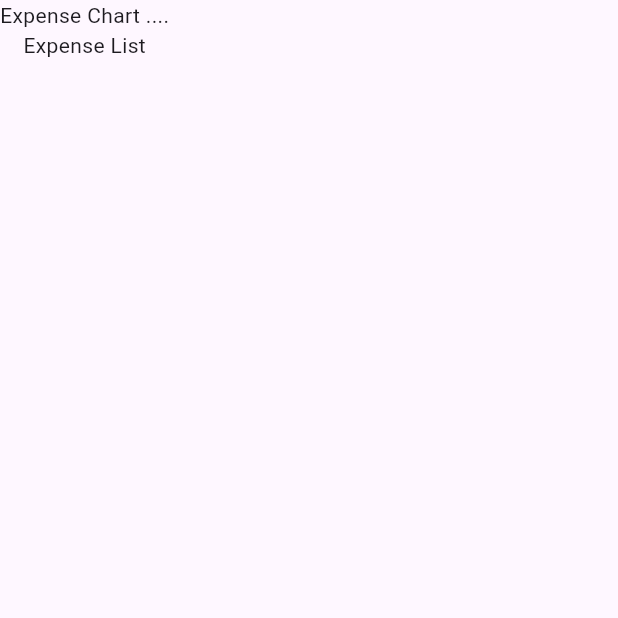
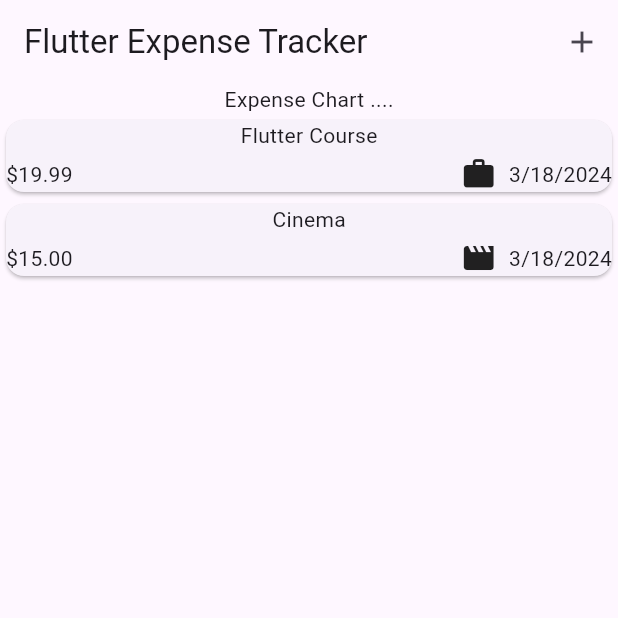
Before and after one commit to UtkarshMishra-git/expense-tracker-app, a Flutter app: the screen it shows after launch, on a phone screen of 412 x 824 dp, the top half of it. Run offline on Flutter 3.47's test engine with Material 3 defaults, Android fonts, the phone set to English and light mode, and no system bars.

```diff
--- a/lib/expenses.dart
+++ /dev/null
@@ -1,17 +0,0 @@
-import 'package:flutter/material.dart';
-
-class Expenses extends StatefulWidget {
-  const Expenses({super.key});
-  State<Expenses> createState() {
-    return _ExpensesState();
-  }
-}
-
-class _ExpensesState extends State<Expenses> {
-  Widget build(BuildContext context) {
-    return Scaffold(
-      body:
-          Column(children: [Text('Expense Chart ....'), Text('Expense List')]),
-    );
-  }
-}
--- a/lib/main.dart
+++ b/lib/main.dart
@@ -1,8 +1,9 @@
-import 'package:expense_tracker/expenses.dart';
+import 'package:expense_tracker/widgets/expenses.dart';
 import 'package:flutter/material.dart';
 
 void main() {
   runApp(MaterialApp(
+    theme: ThemeData(useMaterial3: true),
     home: Expenses(),
   ));
 }
--- /dev/null
+++ b/lib/models/expense.dart
@@ -0,0 +1,34 @@
+import 'package:flutter/material.dart';
+import 'package:intl/intl.dart';
+import 'package:uuid/uuid.dart';
+
+final formatter = DateFormat.yMd();
+final uuid = const Uuid();
+
+enum Category { food, travel, leisure, work }
+
+const categoryIcons = {
+  Category.food: Icons.lunch_dining,
+  Category.travel: Icons.flight_takeoff,
+  Category.leisure: Icons.movie,
+  Category.work: Icons.work
+};
+
+class Expense {
+  Expense(
+      {required this.title,
+      required this.amount,
+      required this.date,
+      required this.category})
+      : id = uuid.v4();
+
+  final String id;
+  final String title;
+  final double amount;
+  final DateTime date;
+  final Category category;
+
+  String get formattedDate {
+    return formatter.format(date);
+  }
+}
--- /dev/null
+++ b/lib/widgets/expenses.dart
@@ -0,0 +1,47 @@
+import 'package:expense_tracker/widgets/expenses_list/expenses_list.dart';
+import 'package:expense_tracker/models/expense.dart';
+import 'package:expense_tracker/widgets/new_expense.dart';
+import 'package:flutter/material.dart';
+
+class Expenses extends StatefulWidget {
+  const Expenses({super.key});
+  State<Expenses> createState() {
+    return _ExpensesState();
+  }
+}
+
+class _ExpensesState extends State<Expenses> {
+  final List<Expense> _registeredExpenses = [
+    Expense(
+        title: 'Flutter Course',
+        amount: 19.99,
+        date: DateTime.now(),
+        category: Category.work),
+    Expense(
+        title: 'Cinema',
+        amount: 15,
+        date: DateTime.now(),
+        category: Category.leisure),
+  ];
+
+  void _openAddExpenseOverlay() {
+    showModalBottomSheet(
+      context: context,
+      builder: (ctx) => NewExpense(),
+    );
+  }
+
+  @override
+  Widget build(BuildContext context) {
+    return Scaffold(
+      appBar: AppBar(title: Text('Flutter Expense Tracker'), actions: [
+        IconButton(
+            onPressed: _openAddExpenseOverlay, icon: const Icon(Icons.add))
+      ]),
+      body: Column(children: [
+        Text('Expense Chart ....'),
+        ExpensesList(expenses: _registeredExpenses)
+      ]),
+    );
+  }
+}
--- /dev/null
+++ b/lib/widgets/expenses_list/expense_item.dart
@@ -0,0 +1,36 @@
+import 'package:flutter/material.dart';
+
+import '../../models/expense.dart';
+
+class ExpenseItem extends StatelessWidget {
+  const ExpenseItem(this.expense, {super.key});
+
+  final Expense expense;
+
+  @override
+  Widget build(BuildContext context) {
+    return Card(
+      child: Column(
+        children: [
+          Text(expense.title),
+          const SizedBox(height: 4),
+          Row(
+            children: [
+              Text('\$${expense.amount.toStringAsFixed(2)}'),
+              const Spacer(),
+              Row(
+                children: [
+                  Icon(categoryIcons[expense.category]),
+                  const SizedBox(
+                    width: 8,
+                  ),
+                  Text(expense.formattedDate)
+                ],
+              ),
+            ],
+          )
+        ],
+      ),
+    );
+  }
+}
--- /dev/null
+++ b/lib/widgets/expenses_list/expenses_list.dart
@@ -0,0 +1,16 @@
+import 'package:expense_tracker/models/expense.dart';
+import 'package:expense_tracker/widgets/expenses_list/expense_item.dart';
+import 'package:flutter/material.dart';
+
+class ExpensesList extends StatelessWidget {
+  const ExpensesList({super.key, required this.expenses});
+  final List<Expense> expenses;
+  @override
+  Widget build(BuildContext context) {
+    return ListView.builder(
+      shrinkWrap: true,
+      itemCount: expenses.length,
+      itemBuilder: (context, index) => ExpenseItem(expenses[index]),
+    );
+  }
+}
--- a/pubspec.yaml
+++ b/pubspec.yaml
@@ -35,6 +35,9 @@ dependencies:
   # The following adds the Cupertino Icons font to your application.
   # Use with the CupertinoIcons class for iOS style icons.
   cupertino_icons: ^1.0.2
+  uuid: ^4.2.2
+  google_fonts: ^6.2.0
+  intl: ^0.19.0
 
 dev_dependencies:
   flutter_test:
@@ -45,7 +48,7 @@ dev_dependencies:
   # activated in the `analysis_options.yaml` file located at the root of your
   # package. See that file for information about deactivating specific lint
   # rules and activating additional ones.
-  flutter_lints: ^2.0.0
+  flutter_lints: ^3.0.1
 
 # For information on the generic Dart part of this file, see the
 # following page: https://dart.dev/tools/pub/pubspec
```
Also changed, not shown: lib/widgets/new_expense.dart (added, +88 -0 lines), pubspec.lock, 2 other files.
